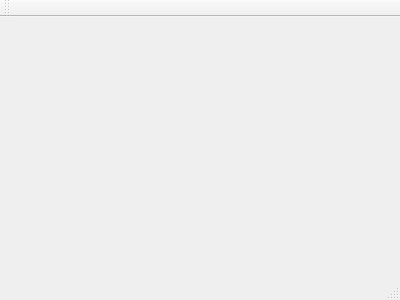
Above: mainwindow.ui from AnisimoffNikita/course-project-cg before the change. Below: the same form after it.
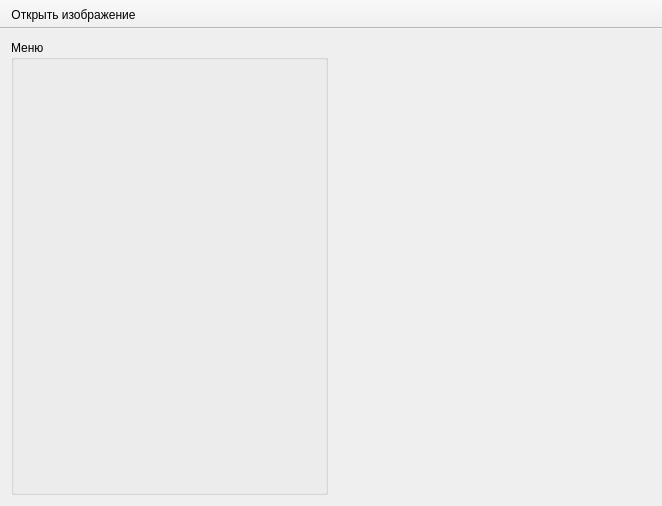
That is the form after the change. Icons and pictures are not drawn.

Commit message: image loading

Diff of the .ui file:
```diff
--- a/mainwindow.ui
+++ b/mainwindow.ui
@@ -1,24 +1,63 @@
 <ui version="4.0">
  <class>MainWindow</class>
- <widget class="QMainWindow" name="MainWindow" >
-  <property name="geometry" >
+ <widget class="QMainWindow" name="MainWindow">
+  <property name="geometry">
    <rect>
     <x>0</x>
     <y>0</y>
-    <width>400</width>
-    <height>300</height>
+    <width>662</width>
+    <height>506</height>
    </rect>
   </property>
   <property name="windowTitle" >
    <string>MainWindow</string>
   </property>
-  <widget class="QMenuBar" name="menuBar" />
-  <widget class="QToolBar" name="mainToolBar" />
-  <widget class="QWidget" name="centralWidget" />
-  <widget class="QStatusBar" name="statusBar" />
+  <widget class="QWidget" name="centralWidget">
+   <layout class="QGridLayout" name="gridLayout">
+    <item row="0" column="1">
+     <widget class="QLabel" name="lblImage">
+      <property name="text">
+       <string/>
+      </property>
+     </widget>
+    </item>
+    <item row="0" column="0">
+     <widget class="QGroupBox" name="grpMenu">
+      <property name="title">
+       <string>Меню</string>
+      </property>
+     </widget>
+    </item>
+   </layout>
+  </widget>
+  <widget class="QToolBar" name="mainToolBar">
+   <property name="enabled">
+    <bool>true</bool>
+   </property>
+   <property name="movable">
+    <bool>false</bool>
+   </property>
+   <property name="floatable">
+    <bool>false</bool>
+   </property>
+   <attribute name="toolBarArea">
+    <enum>TopToolBarArea</enum>
+   </attribute>
+   <attribute name="toolBarBreak">
+    <bool>false</bool>
+   </attribute>
+   <addaction name="actOpenImage"/>
+  </widget>
+  <action name="actOpenImage">
+   <property name="icon">
+    <iconset theme="document-open"/>
+   </property>
+   <property name="text">
+    <string>Открыть изображение</string>
+   </property>
+  </action>
  </widget>
- <layoutDefault spacing="6" margin="11" />
- <pixmapfunction></pixmapfunction>
+ <layoutdefault spacing="6" margin="11"/>
  <resources/>
  <connections/>
 </ui>
```
Left out of the diff: 3 changed lines with no effect on the pictures. The commit also changes 2 other files.
